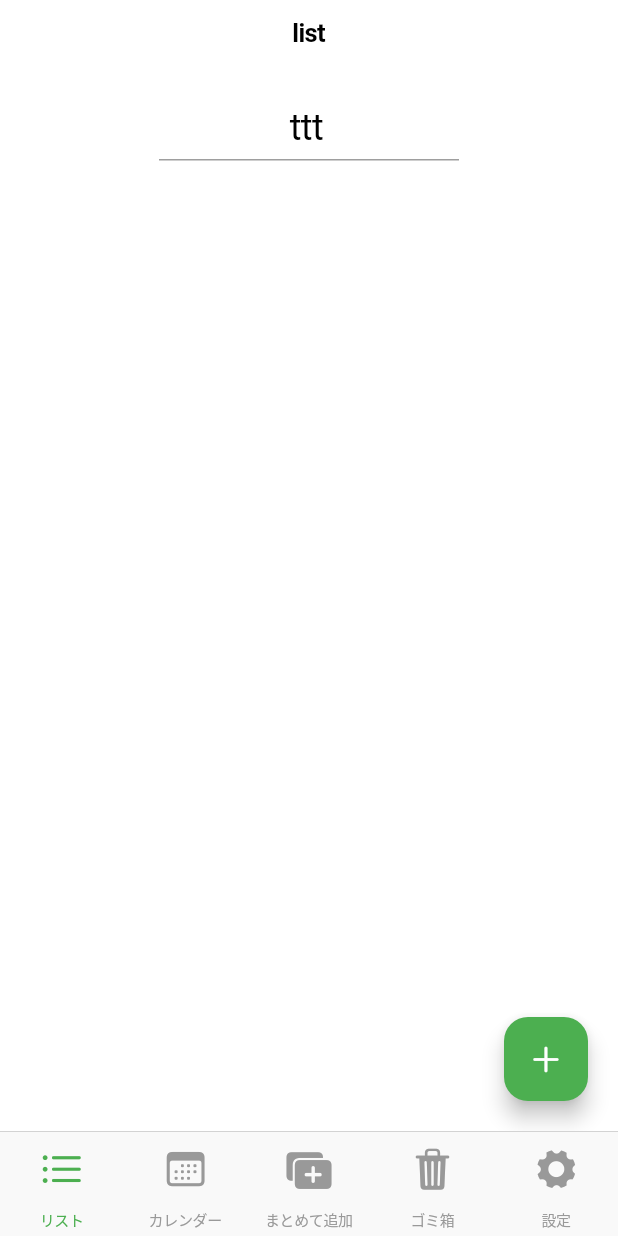
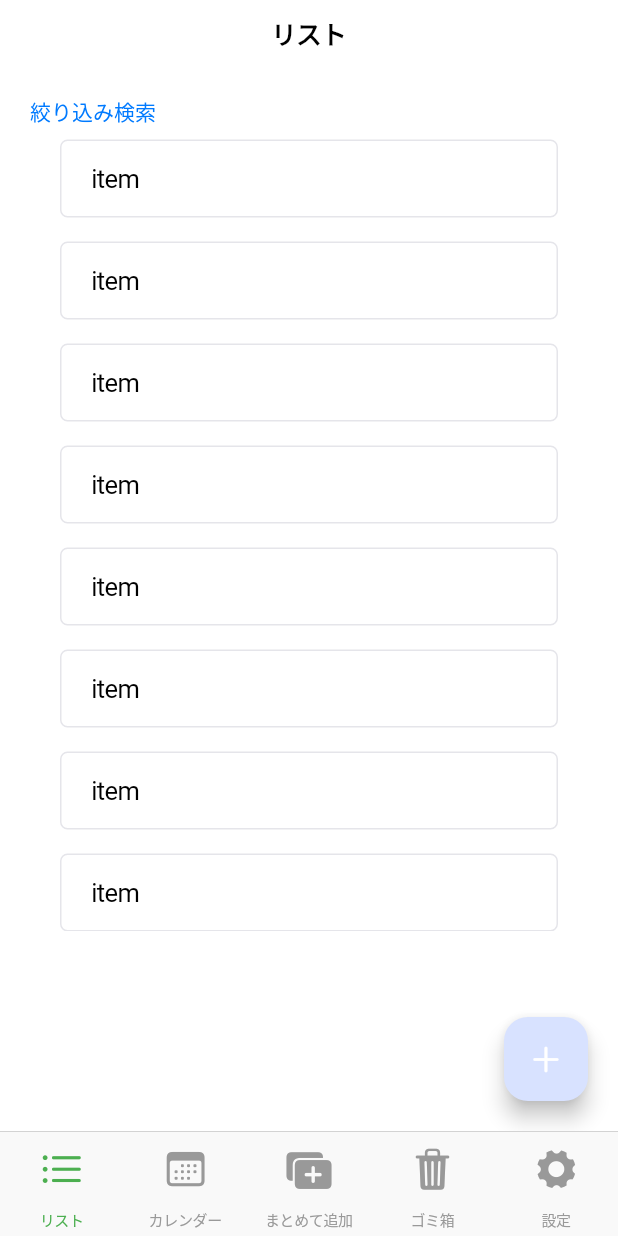
Before and after one commit to takumi3110/simpletodo, a Flutter app: the screen it shows after launch, on a phone screen of 412 x 824 dp. Run offline on Flutter 3.47's test engine with Material 3 defaults, Android fonts, the phone set to English and light mode, and no system bars.

Commit message:
change: list

```diff
--- a/lib/main.dart
+++ b/lib/main.dart
@@ -37,6 +37,9 @@ class MyApp extends StatelessWidget {
     return const CupertinoApp(
       title: 'simpleTodo',
       home: Screen(),
+      // theme: CupertinoThemeData(
+      //   primaryColor: CupertinoColors.activeOrange,
+      // ),
     );
   }
 }
--- a/lib/view/list_page.dart
+++ b/lib/view/list_page.dart
@@ -1,9 +1,6 @@
 import 'package:flutter/cupertino.dart';
+import 'package:flutter/gestures.dart';
 import 'package:flutter/material.dart';
-import 'package:flutter/painting.dart';
-import 'package:flutter/rendering.dart';
-import 'package:flutter/widgets.dart';
-import 'package:simpletodo/model/item.dart';
 
 class ListPage extends StatefulWidget {
   const ListPage({super.key});
@@ -13,17 +10,6 @@ class ListPage extends StatefulWidget {
 }
 
 class _ListPageState extends State<ListPage> {
-  List<int> clickedList = [];
-
-  TextEditingController titleController = TextEditingController(text: 'ttt');
-  List<TextEditingController> itemControllers = [];
-
-  final item = Item(
-     category: '',
-      name: '',
-      createdDate: DateTime.now(),
-      updatedDate: DateTime.now()
-  );
 
   @override
   void initState() {
@@ -33,120 +19,148 @@ class _ListPageState extends State<ListPage> {
   @override
   Widget build(BuildContext context) {
     return CupertinoPageScaffold(
-      navigationBar: const CupertinoNavigationBar(
-        middle: Text('list'),
+      navigationBar:  const CupertinoNavigationBar(
+        middle: Text('リスト'),
       ),
         child: SafeArea(
-          child: Stack(
-            children: [
-              Column(
-                children: [
-                  Padding(
-                    padding: const EdgeInsets.only(top: 20.0),
-                    child: Row(
-                      mainAxisAlignment: MainAxisAlignment.center,
-                      children: [
-                        SizedBox(
-                          width: 200,
-                          child: CupertinoTextField(
-                            textAlign: TextAlign.center,
-                            controller: titleController,
-                            style: const TextStyle(fontSize: 24,),
-                            decoration: const BoxDecoration(
-                              border:  Border(bottom: BorderSide(color: Colors.grey))
-                            ),
+          child: Padding(
+            padding: const EdgeInsets.all(20.0),
+            child: Stack(
+              children: [
+                Column(
+                  children: [
+                    Align(
+                      alignment: Alignment.centerLeft,
+                        child: RichText(
+                          text: TextSpan(
+                              text: '絞り込み検索',
+                              style: const TextStyle(fontSize: 14, color: CupertinoColors.link),
+                              recognizer: TapGestureRecognizer()..onTap = () {
+                                debugPrint('search');
+                              }
                           ),
                         )
-                      ],
                     ),
-                  ),
-                  Padding(
-                    padding: const EdgeInsets.symmetric(vertical: 10.0, horizontal: 30),
-                    child: SizedBox(
-                      height: MediaQuery.sizeOf(context).height * 0.6,
+                    SizedBox(
+                      height: MediaQuery.sizeOf(context).height * 0.65,
                       child: ListView.builder(
-                        // shrinkWrap: true,
-                          itemCount: itemControllers.length,
-                          itemBuilder: (context, index) {
-                            return Dismissible(
-                              key: Key(itemControllers[index].text),
-                              direction: DismissDirection.startToEnd,
-                              background: Container(
-                                color: Colors.grey,
-                                padding: const EdgeInsets.symmetric(horizontal: 8),
-                                child: const Align(
-                                    alignment: Alignment.centerLeft,
-                                    child: Padding(
-                                      padding: EdgeInsets.all(8.0),
-                                      child: Icon(Icons.delete_outline_rounded, color: Colors.white, size: 32,),
-                                    )
-                                ),
+                        itemCount: 10,
+                        itemBuilder: (builder, index) {
+                          return Padding(
+                            padding: const EdgeInsets.symmetric(vertical: 8.0, horizontal: 20.0),
+                            child: Container(
+                              padding: const EdgeInsets.symmetric(vertical: 15.0, horizontal: 20.0),
+                              decoration: BoxDecoration(
+                                border: Border.all(color: CupertinoColors.lightBackgroundGray),
+                                borderRadius: BorderRadius.circular(5),
                               ),
-                              onDismissed: (direction) {
-                                item.completedDate = DateTime.now();
-                                itemControllers.removeAt(index);
-                              },
-                              child: Container(
-                                padding: const EdgeInsets.all(20),
-                                decoration: const BoxDecoration(
-                                    border: Border(
-                                        bottom: BorderSide(width: 1, color: Colors.grey)
-                                    )
-                                ),
-                                child: Row(
-                                  mainAxisAlignment: MainAxisAlignment.start,
-                                  children: [
-                                    GestureDetector(
-                                      onTap: () {
-                                        setState(() {
-                                          clickedList.contains(index) ? clickedList.remove(index): clickedList.add(index);
-                                        });
-                                      },
-                                      child: Icon(
-                                        clickedList.contains(index) ? Icons.check_circle: Icons.circle_outlined,
-                                        size: 24,
-                                        color: Colors.green,
-                                      ),
-                                    ),
-                                    const SizedBox(width: 30,),
-                                    SizedBox(
-                                      width: 200,
-                                      child: CupertinoTextField.borderless(
-                                        controller: itemControllers[index],
-                                      ),
-                                    )
-                                  ],
-                                ),
-                              ),
-                            );
-                          }),
+                              child: const Text('item'),
+                            ),
+                          );
+                        },
+                      ),
                     ),
-                  ),
-
-
-                ],
-              ),
-              Padding(
-                padding: const EdgeInsets.all(20.0),
-                child: Align(
+                  ],
+                ),
+                // Column(
+                //   children: [
+                //     Padding(
+                //       padding: const EdgeInsets.only(top: 20.0),
+                //       child: Row(
+                //         mainAxisAlignment: MainAxisAlignment.center,
+                //         children: [
+                //           SizedBox(
+                //             width: 200,
+                //             child: CupertinoTextField(
+                //               textAlign: TextAlign.center,
+                //               controller: titleController,
+                //               style: const TextStyle(fontSize: 24,),
+                //               decoration: const BoxDecoration(
+                //                 border:  Border(bottom: BorderSide(color: Colors.grey))
+                //               ),
+                //             ),
+                //           )
+                //         ],
+                //       ),
+                //     ),
+                //     Padding(
+                //       padding: const EdgeInsets.symmetric(vertical: 10.0, horizontal: 30),
+                //       child: SizedBox(
+                //         height: MediaQuery.sizeOf(context).height * 0.6,
+                //         child: ListView.builder(
+                //           // shrinkWrap: true,
+                //             itemCount: itemControllers.length,
+                //             itemBuilder: (context, index) {
+                //               return Dismissible(
+                //                 key: Key(itemControllers[index].text),
+                //                 direction: DismissDirection.startToEnd,
+                //                 background: Container(
+                //                   color: Colors.grey,
+                //                   padding: const EdgeInsets.symmetric(horizontal: 8),
+                //                   child: const Align(
+                //                       alignment: Alignment.centerLeft,
+                //                       child: Padding(
+                //                         padding: EdgeInsets.all(8.0),
+                //                         child: Icon(Icons.delete_outline_rounded, color: Colors.white, size: 32,),
+                //                       )
+                //                   ),
+                //                 ),
+                //                 onDismissed: (direction) {
+                //                   item.completedDate = DateTime.now();
+                //                   itemControllers.removeAt(index);
+                //                 },
+                //                 child: Container(
+                //                   padding: const EdgeInsets.all(20),
+                //                   decoration: const BoxDecoration(
+                //                       border: Border(
+                //                           bottom: BorderSide(width: 1, color: Colors.grey)
+                //                       )
+                //                   ),
+                //                   child: Row(
+                //                     mainAxisAlignment: MainAxisAlignment.start,
+                //                     children: [
+                //                       GestureDetector(
+                //                         onTap: () {
+                //                           setState(() {
+                //                             clickedList.contains(index) ? clickedList.remove(index): clickedList.add(index);
+                //                           });
+                //                         },
+                //                         child: Icon(
+                //                           clickedList.contains(index) ? Icons.check_circle: Icons.circle_outlined,
+                //                           size: 24,
+                //                           // color: Colors.green,
+                //                         ),
+                //                       ),
+                //                       const SizedBox(width: 30,),
+                //                       SizedBox(
+                //                         width: 200,
+                //                         child: CupertinoTextField.borderless(
+                //                           controller: itemControllers[index],
+                //                         ),
+                //                       )
+                //                     ],
+                //                   ),
+                //                 ),
+                //               );
+                //             }),
+                //       ),
+                //     ),
+                //
+                //
+                //   ],
+                // ),
+                Align(
                   alignment: Alignment.bottomRight,
                   child: FloatingActionButton(
-                    backgroundColor: Colors.green,
+                    // backgroundColor: Colors.green,
                     onPressed: () {
-                      //   TODO: 押したら編集モード
                       debugPrint('tap');
-                      setState(() {
-                        itemControllers.add(TextEditingController());
-                      });
                     },
                     child: const Icon(CupertinoIcons.add, color: Colors.white,),
                   ),
-                ),
-              )
-
-
-
-            ]
+                )
+              ]
+            ),
           ),
         )
     );
```
